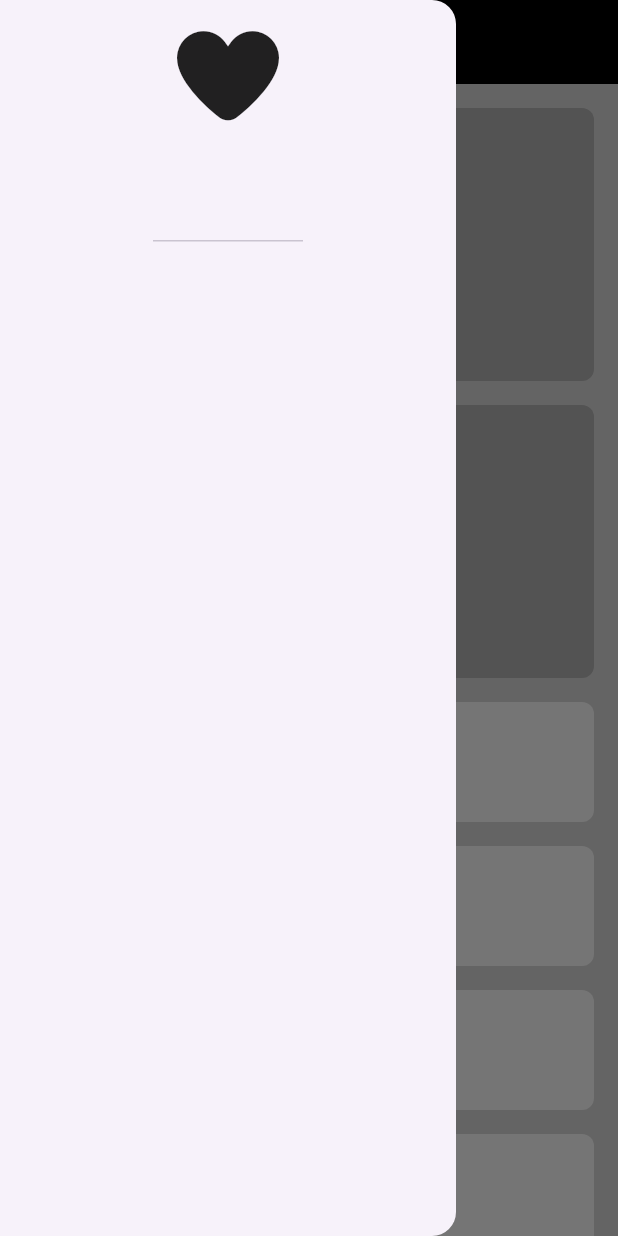
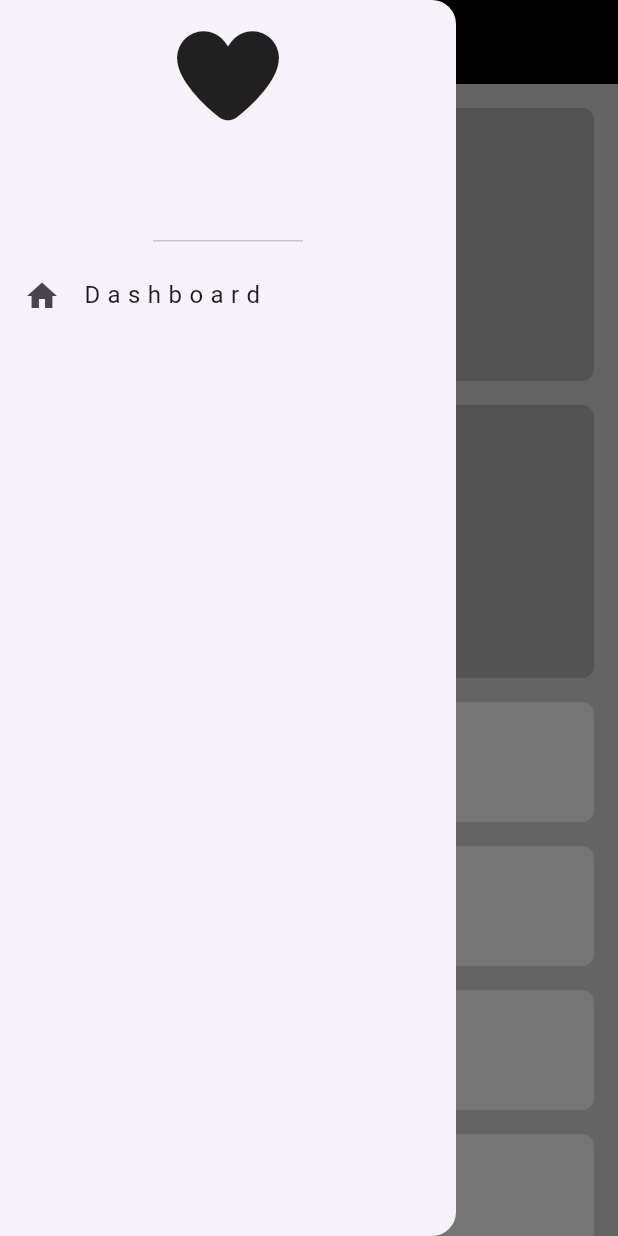
Before and after one commit to Mina8496/adaptaive_layout_practice, a Flutter app: the screen it shows after launch, with the side drawer open, on a phone screen of 412 x 824 dp. Run offline on Flutter 3.47's test engine with Material 3 defaults, Android fonts, the phone set to English and light mode, and no system bars; our stand-ins replace font_awesome_flutter.

Commit message:
create CustomDrawerItem

```diff
--- a/lib/pages/widgets/custom_drawer.dart
+++ b/lib/pages/widgets/custom_drawer.dart
@@ -1,3 +1,4 @@
+import 'package:adaptaive_layout_practice/pages/widgets/custom_drawer_item.dart';
 import 'package:flutter/material.dart';
 import 'package:font_awesome_flutter/font_awesome_flutter.dart';
 
@@ -10,6 +11,7 @@ class CustomDrawer extends StatelessWidget {
       child: Column(
         children: [
           DrawerHeader(child: FaIcon(FontAwesomeIcons.solidHeart, size: 68)),
+          CustomDrawerItem(),
         ],
       ),
     );
--- /dev/null
+++ b/lib/pages/widgets/custom_drawer_item.dart
@@ -0,0 +1,13 @@
+import 'package:flutter/material.dart';
+
+class CustomDrawerItem extends StatelessWidget {
+  const CustomDrawerItem({super.key});
+
+  @override
+  Widget build(BuildContext context) {
+    return ListTile(
+      leading: Icon(Icons.home),
+      title: Text("D a s h b o a r d"),
+    );
+  }
+}
```
